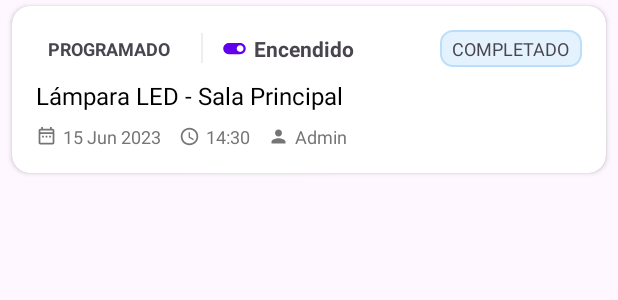
After one commit to RaquelVentura/SmartHouse, an Android app: the layout item_historial_acciones.xml on its own in the app's theme, with its tools: preview values and no code run, on a phone screen of 412 x 824 dp. The commit adds this screen. Shown: the top 300 px of the screen. Run offline under Robolectric (Android 15) with nearby library versions, the phone set to English and light mode, and no system bars.

Commit message:
feat(historial): implementa vista de historial de acciones

```diff
--- a/app/src/main/java/com/example/smarthouse/ui/views/activities/MenuActivity.java
+++ b/app/src/main/java/com/example/smarthouse/ui/views/activities/MenuActivity.java
@@ -43,7 +43,7 @@ public class MenuActivity extends AppCompatActivity {
         NavController navController = Navigation.findNavController(this, R.id.nav_host_fragment_content_menu);
         NavigationUI.setupActionBarWithNavController(this, navController, mAppBarConfiguration);
         NavigationUI.setupWithNavController(navigationView, navController);
-        CambiosDispositivosHelper.iniciarEscuchaCambiosProgramados();
+        //CambiosDispositivosHelper.iniciarEscuchaCambiosProgramados();
     }
 
     @Override
--- /dev/null
+++ b/app/src/main/res/drawable/bg_status_tag.xml
@@ -0,0 +1,17 @@
+<shape xmlns:android="http://schemas.android.com/apk/res/android"
+    android:shape="rectangle">
+
+    <corners android:radius="8dp"/>
+
+    <solid android:color="#E3F2FD"/>
+
+    <stroke
+        android:width="1dp"
+        android:color="#BBDEFB"/>
+
+    <padding
+        android:left="8dp"
+        android:top="4dp"
+        android:right="8dp"
+        android:bottom="4dp"/>
+</shape>
--- /dev/null
+++ b/app/src/main/res/drawable/ic_toogle_on.xml
@@ -0,0 +1,10 @@
+<vector xmlns:android="http://schemas.android.com/apk/res/android"
+    android:width="24dp"
+    android:height="24dp"
+    android:viewportWidth="24"
+    android:viewportHeight="24"
+    android:tint="#4CAF50">
+    <path
+        android:fillColor="@android:color/white"
+        android:pathData="M17,7H7c-2.76,0 -5,2.24 -5,5s2.24,5 5,5h10c2.76,0 5,-2.24 5,-5s-2.24,-5 -5,-5zM17,15c-1.66,0 -3,-1.34 -3,-3s1.34,-3 3,-3 3,1.34 3,3 -1.34,3 -3,3z"/>
+</vector>
--- /dev/null
+++ b/app/src/main/res/drawable/ic_user.xml
@@ -0,0 +1,10 @@
+<vector xmlns:android="http://schemas.android.com/apk/res/android"
+    android:width="24dp"
+    android:height="24dp"
+    android:viewportWidth="24"
+    android:viewportHeight="24"
+    android:tint="?attr/colorControlNormal">
+    <path
+        android:fillColor="@android:color/white"
+        android:pathData="M12,12c2.21,0 4,-1.79 4,-4s-1.79,-4 -4,-4 -4,1.79 -4,4 1.79,4 4,4zM12,14c-2.67,0 -8,1.34 -8,4v2h16v-2c0,-2.66 -5.33,-4 -8,-4z"/>
+</vector>
--- /dev/null
+++ b/app/src/main/res/layout/item_historial_acciones.xml
@@ -0,0 +1,168 @@
+<?xml version="1.0" encoding="utf-8"?>
+<androidx.cardview.widget.CardView
+    xmlns:android="http://schemas.android.com/apk/res/android"
+    xmlns:app="http://schemas.android.com/apk/res-auto"
+    xmlns:tools="http://schemas.android.com/tools"
+    android:layout_width="match_parent"
+    android:layout_height="wrap_content"
+    android:layout_marginHorizontal="8dp"
+    android:layout_marginVertical="4dp"
+    app:cardCornerRadius="12dp"
+    app:cardElevation="2dp"
+    app:cardBackgroundColor="@color/white">
+
+    <LinearLayout
+        android:layout_width="match_parent"
+        android:layout_height="wrap_content"
+        android:orientation="vertical"
+        android:padding="16dp">
+
+        <LinearLayout
+            android:layout_width="match_parent"
+            android:layout_height="wrap_content"
+            android:orientation="horizontal"
+            android:gravity="center_vertical"
+            android:layout_marginBottom="8dp">
+
+            <TextView
+                android:id="@+id/tvTipoAccion"
+                android:layout_width="wrap_content"
+                android:layout_height="wrap_content"
+                android:paddingHorizontal="8dp"
+                android:paddingVertical="2dp"
+                android:textAllCaps="true"
+                android:textSize="12sp"
+                android:textStyle="bold"
+                tools:text="PROGRAMADO"/>
+
+            <View
+                android:layout_width="1dp"
+                android:layout_height="20dp"
+                android:layout_marginHorizontal="12dp"
+                android:background="@color/gray_light"/>
+
+            <LinearLayout
+                android:layout_width="wrap_content"
+                android:layout_height="wrap_content"
+                android:orientation="horizontal"
+                android:gravity="center_vertical">
+
+                <ImageView
+                    android:id="@+id/ivEstadoIcon"
+                    android:layout_width="18dp"
+                    android:layout_height="18dp"
+                    android:layout_marginEnd="4dp"
+                    app:tint="@color/primary"
+                    tools:src="@drawable/ic_toogle_on"/>
+
+                <TextView
+                    android:id="@+id/tvEstado"
+                    android:layout_width="wrap_content"
+                    android:layout_height="wrap_content"
+                    android:textSize="14sp"
+                    android:textStyle="bold"
+                    tools:text="Encendido"/>
+            </LinearLayout>
+
+            <View
+                android:layout_width="0dp"
+                android:layout_height="1dp"
+                android:layout_weight="1"/>
+
+            <TextView
+                android:id="@+id/tvEjecucion"
+                android:layout_width="wrap_content"
+                android:layout_height="wrap_content"
+                android:textSize="12sp"
+                android:paddingHorizontal="8dp"
+                android:paddingVertical="4dp"
+                android:textAllCaps="true"
+                android:background="@drawable/bg_status_tag"
+                tools:text="COMPLETADO"/>
+        </LinearLayout>
+
+        <TextView
+            android:id="@+id/tvDispositivo"
+            android:layout_width="match_parent"
+            android:layout_height="wrap_content"
+            android:textSize="16sp"
+            android:textColor="@color/black"
+            android:layout_marginBottom="8dp"
+            tools:text="Lámpara LED - Sala Principal"/>
+
+        <LinearLayout
+            android:layout_width="match_parent"
+            android:layout_height="wrap_content"
+            android:orientation="horizontal"
+            android:gravity="center_vertical">
+
+            <LinearLayout
+                android:layout_width="wrap_content"
+                android:layout_height="wrap_content"
+                android:orientation="horizontal"
+                android:gravity="center_vertical"
+                android:layout_marginEnd="12dp">
+
+                <ImageView
+                    android:layout_width="14dp"
+                    android:layout_height="14dp"
+                    android:src="@drawable/ic_calendar"
+                    android:tint="@color/gray_dark"/>
+
+                <TextView
+                    android:id="@+id/tvFecha"
+                    android:layout_width="wrap_content"
+                    android:layout_height="wrap_content"
+                    android:textSize="12sp"
+                    android:layout_marginStart="4dp"
+                    android:textColor="@color/gray_dark"
+                    tools:text="15 Jun 2023"/>
+            </LinearLayout>
+
+            <LinearLayout
+                android:layout_width="wrap_content"
+                android:layout_height="wrap_content"
+                android:orientation="horizontal"
+                android:gravity="center_vertical"
+                android:layout_marginEnd="12dp">
+
+                <ImageView
+                    android:layout_width="14dp"
+                    android:layout_height="14dp"
+                    android:src="@drawable/ic_clock"
+                    android:tint="@color/gray_dark"/>
+
+                <TextView
+                    android:id="@+id/tvHora"
+                    android:layout_width="wrap_content"
+                    android:layout_height="wrap_content"
+                    android:textSize="12sp"
+                    android:layout_marginStart="4dp"
+                    android:textColor="@color/gray_dark"
+                    tools:text="14:30"/>
+            </LinearLayout>
+
+            <LinearLayout
+                android:layout_width="wrap_content"
+                android:layout_height="wrap_content"
+                android:orientation="horizontal"
+                android:gravity="center_vertical">
+
+                <ImageView
+                    android:layout_width="14dp"
+                    android:layout_height="14dp"
+                    android:src="@drawable/ic_user"
+                    android:tint="@color/gray_dark"/>
+
+                <TextView
+                    android:id="@+id/tvUsuario"
+                    android:layout_width="wrap_content"
+                    android:layout_height="wrap_content"
+                    android:textSize="12sp"
+                    android:layout_marginStart="4dp"
+                    android:textColor="@color/gray_dark"
+                    tools:text="Admin"/>
+            </LinearLayout>
+        </LinearLayout>
+    </LinearLayout>
+</androidx.cardview.widget.CardView>
```
Also changed, not shown: app/src/main/java/com/example/smarthouse/ui/adapters/adaptadorHistorialAcciones.java (added, +109 -0 lines), app/src/main/java/com/example/smarthouse/ui/views/fragments/HistorialAccionesFragment.java (+79 -25 lines), app/src/main/res/drawable/bg_status_completed.xml (added, +14 -0 lines), app/src/main/res/drawable/bg_status_pending.xml (added, +18 -0 lines), app/src/main/res/drawable/ic_toggle_off.xml (added, +10 -0 lines), app/src/main/res/layout/fragment_historial_acciones.xml (+21 -6 lines), app/src/main/res/values/colors.xml (+13 -1 lines).
